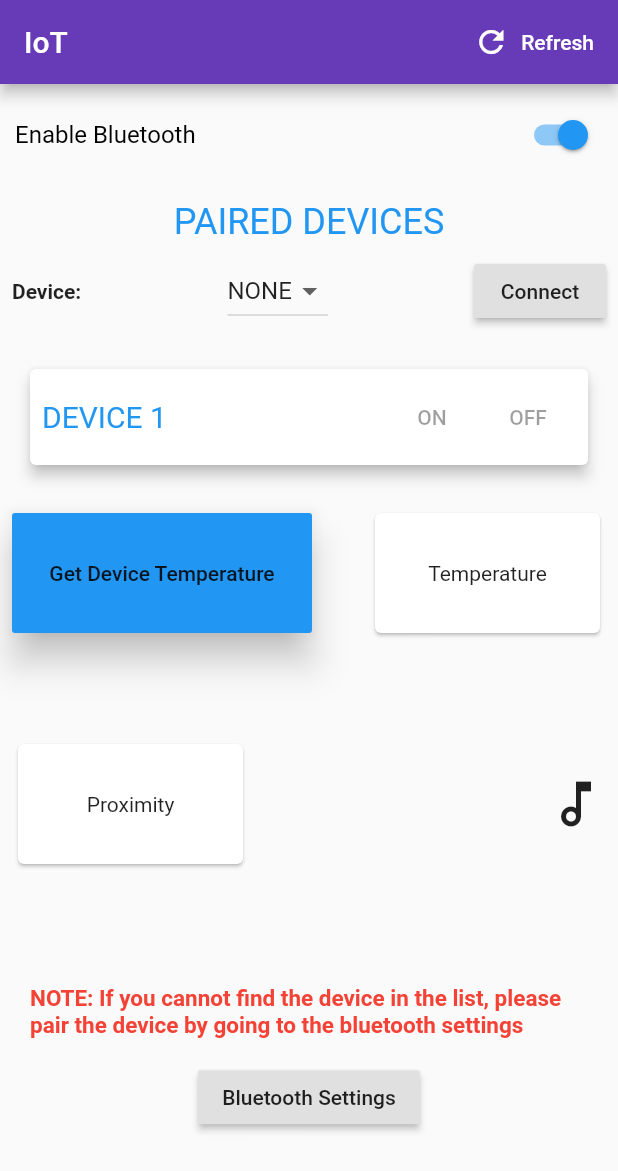
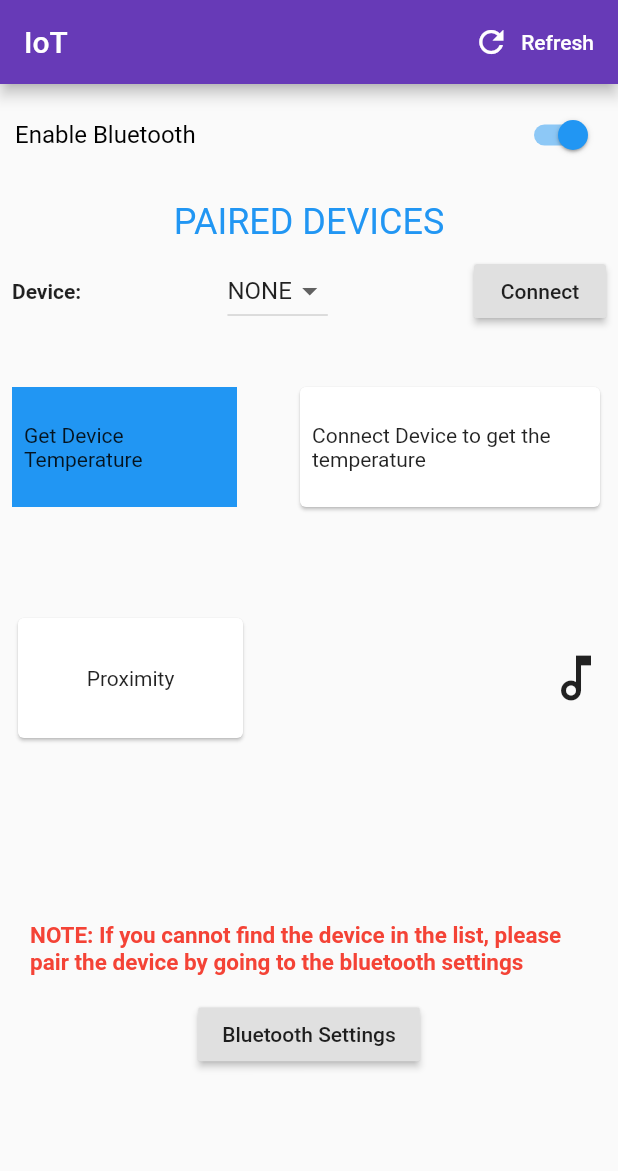
Before and after one commit to Hem1700/IoT-SCE, a Flutter app: the screen it shows after launch, on a phone screen of 412 x 824 dp. Shown: the top 1171 px of the screen. Run offline on Flutter 3.47's test engine with Material 2 defaults, Android fonts, the phone set to English and light mode, and no system bars; our stand-ins replace flutter_bluetooth_serial.

Commit message:
Temperature working

```diff
--- a/lib/main.dart
+++ b/lib/main.dart
@@ -1,6 +1,7 @@
 // For performing some operations asynchronously
 import 'dart:async';
 import 'dart:convert';
+import 'dart:io';
 import 'dart:typed_data';
 import 'package:flutter/services.dart';
 import 'package:flutter/material.dart';
@@ -58,7 +59,10 @@ class _BluetoothAppState extends State<BluetoothApp> {
   BluetoothDevice _device;
   bool _connected = false;
   bool _isButtonUnavailable = false;
-  Uint8List data;
+  var data1 = new Uint8List(20);
+  String previousData = '';
+  String data = '';
+  String output = '';
 
   @override
   void initState() {
@@ -144,6 +148,14 @@ class _BluetoothAppState extends State<BluetoothApp> {
       _devicesList = devices;
     });
   }
+
+  // getData() {
+  //   List data1 = (ascii.decode(List.from(data))[0]);
+
+  //   return connection.input.listen((data) {
+  //     print(utf8.decode(data));
+  //   });
+  // }
 
   // Now, its time to build the UI
   @override
@@ -277,54 +289,57 @@ class _BluetoothAppState extends State<BluetoothApp> {
                           ],
                         ),
                       ),
-                      Padding(
-                        padding: const EdgeInsets.all(16.0),
-                        child: Card(
-                          shape: RoundedRectangleBorder(
-                            side: new BorderSide(
-                              color: _deviceState == 0
-                                  ? colors['neutralBorderColor']
-                                  : _deviceState == 1
-                                      ? colors['onBorderColor']
-                                      : colors['offBorderColor'],
-                              width: 3,
-                            ),
-                            borderRadius: BorderRadius.circular(4.0),
-                          ),
-                          elevation: _deviceState == 0 ? 4 : 0,
-                          child: Padding(
-                            padding: const EdgeInsets.all(8.0),
-                            child: Row(
-                              children: <Widget>[
-                                Expanded(
-                                  child: Text(
-                                    "DEVICE 1",
-                                    style: TextStyle(
-                                      fontSize: 20,
-                                      color: _deviceState == 0
-                                          ? colors['neutralTextColor']
-                                          : _deviceState == 1
-                                              ? colors['onTextColor']
-                                              : colors['offTextColor'],
-                                    ),
-                                  ),
-                                ),
-                                TextButton(
-                                  onPressed: _connected
-                                      ? _sendOnMessageToBluetooth
-                                      : null,
-                                  child: Text("ON"),
-                                ),
-                                TextButton(
-                                  onPressed: _connected
-                                      ? _sendOffMessageToBluetooth
-                                      : null,
-                                  child: Text("OFF"),
-                                ),
-                              ],
-                            ),
-                          ),
-                        ),
+                      // Padding(
+                      //   padding: const EdgeInsets.all(16.0),
+                      //   child: Card(
+                      //     shape: RoundedRectangleBorder(
+                      //       side: new BorderSide(
+                      //         color: _deviceState == 0
+                      //             ? colors['neutralBorderColor']
+                      //             : _deviceState == 1
+                      //                 ? colors['onBorderColor']
+                      //                 : colors['offBorderColor'],
+                      //         width: 3,
+                      //       ),
+                      //       borderRadius: BorderRadius.circular(4.0),
+                      //     ),
+                      //     elevation: _deviceState == 0 ? 4 : 0,
+                      //     child: Padding(
+                      //       padding: const EdgeInsets.all(8.0),
+                      //       child: Row(
+                      //         children: <Widget>[
+                      //           Expanded(
+                      //             child: Text(
+                      //               "DEVICE 1",
+                      //               style: TextStyle(
+                      //                 fontSize: 20,
+                      //                 color: _deviceState == 0
+                      //                     ? colors['neutralTextColor']
+                      //                     : _deviceState == 1
+                      //                         ? colors['onTextColor']
+                      //                         : colors['offTextColor'],
+                      //               ),
+                      //             ),
+                      //           ),
+                      //           TextButton(
+                      //             onPressed: _connected
+                      //                 ? _sendOnMessageToBluetooth
+                      //                 : null,
+                      //             child: Text("ON"),
+                      //           ),
+                      //           TextButton(
+                      //             onPressed: _connected
+                      //                 ? _sendOffMessageToBluetooth
+                      //                 : null,
+                      //             child: Text("OFF"),
+                      //           ),
+                      //         ],
+                      //       ),
+                      //     ),
+                      //   ),
+                      // ),
+                      SizedBox(
+                        height: 20,
                       ),
                       Row(
                         mainAxisAlignment: MainAxisAlignment.spaceBetween,
@@ -333,17 +348,13 @@ class _BluetoothAppState extends State<BluetoothApp> {
                             padding: const EdgeInsets.all(8.0),
                             child: SizedBox(
                               height: 80,
-                              width: 200,
-                              child: RaisedButton(
+                              width: 150,
+                              child: Container(
                                 color: Colors.blue,
-                                elevation: 10,
-                                onPressed: () {
-                                  print("Hello");
-                                  connection.input.listen((data) {
-                                    print(utf8.decode(data));
-                                  });
-                                },
-                                child: Text('Get Device Temperature'),
+                                child: Padding(
+                                  padding: const EdgeInsets.all(8.0),
+                                  child: Center(child: Text('Get Device Temperature')),
+                                ),
                               ),
                             ),
                           ),
@@ -352,12 +363,18 @@ class _BluetoothAppState extends State<BluetoothApp> {
                             child: Card(
                               child: Container(
                                 height: 80,
-                                width: 150,
+                                width: 200,
                                 decoration: BoxDecoration(
                                   borderRadius: BorderRadius.circular(10),
                                 ),
-                                child: Center(
-                                  child: Text('Temperature'),
+                                child: Padding(
+                                  padding: const EdgeInsets.all(8.0),
+                                  child: Center(
+                                    child: previousData == ""
+                                        ? Text(
+                                            "Connect Device to get the temperature")
+                                        : Text(previousData),
+                                  ),
                                 ),
                               ),
                             ),
@@ -468,7 +485,20 @@ class _BluetoothAppState extends State<BluetoothApp> {
           setState(() {
             _connected = true;
           });
-
+          connection.input.listen((data1) {
+            output = ascii.decode(data1).toString();
+            data += output;
+            if (output == ",") {
+              output = '';
+              if (data != previousData) {
+                setState(() {
+                  previousData = data;
+                  data = "";
+                });
+              }
+            }
+            // print(ascii.decode(data).toString());
+          });
           // connection.input.listen(null).onDone(() {
           //   if (isDisconnecting) {
           //     print('Disconnecting locally!');
```
Also changed, not shown: 1 other file.
